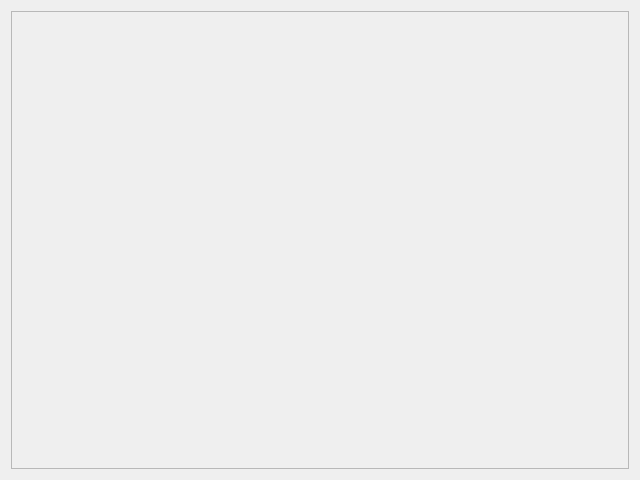
First picture: the form in gui_for_create_secad/generaldata.ui, repository baseoleph/secad, before the edit.
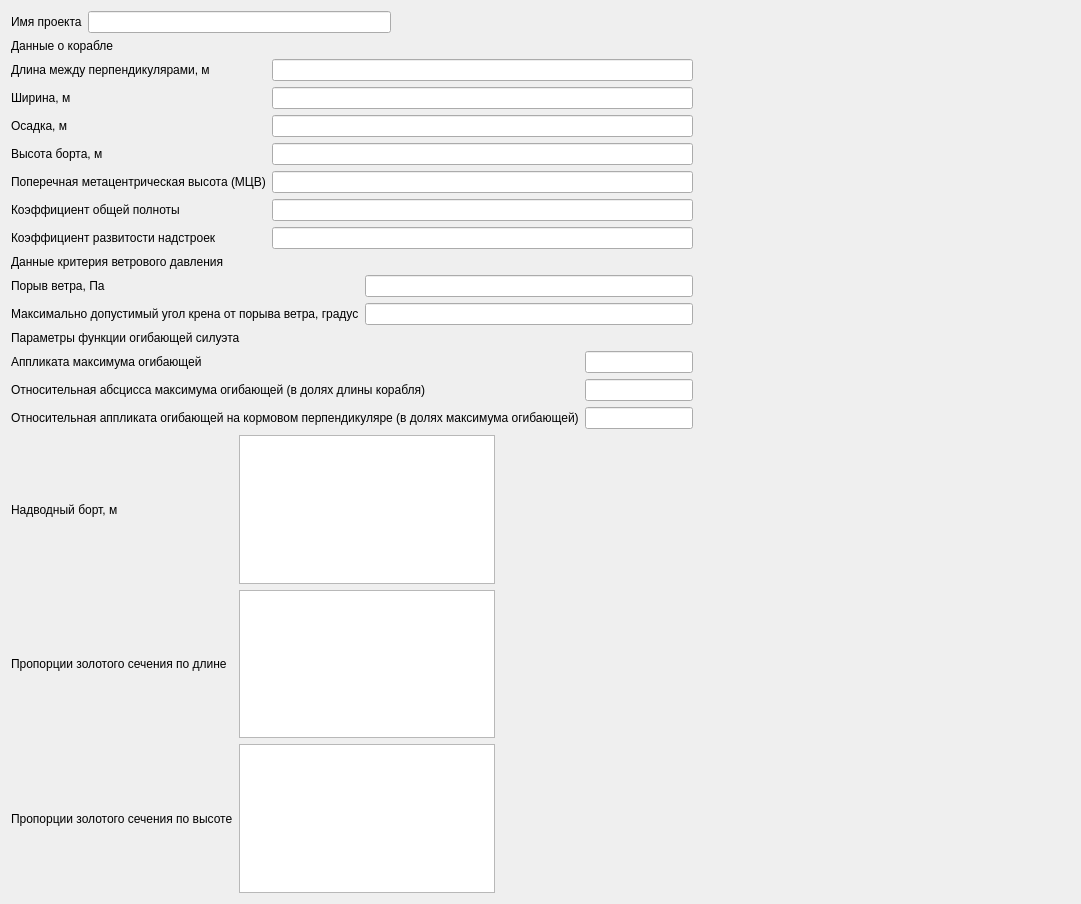
Second picture: the form after the edit.

Commit message: generaldata filled

The edit to the form file:
```diff
--- a/gui_for_create_secad/generaldata.ui
+++ b/gui_for_create_secad/generaldata.ui
@@ -6,30 +6,360 @@
    <rect>
     <x>0</x>
     <y>0</y>
-    <width>640</width>
-    <height>480</height>
+    <width>1081</width>
+    <height>904</height>
    </rect>
   </property>
   <property name="windowTitle">
    <string>Form</string>
   </property>
   <layout class="QGridLayout" name="gridLayout">
+   <item row="7" column="0">
+    <layout class="QGridLayout" name="gridLayout_2">
+     <item row="2" column="2">
+      <spacer name="horizontalSpacer_4">
+       <property name="orientation">
+        <enum>Qt::Horizontal</enum>
+       </property>
+       <property name="sizeHint" stdset="0">
+        <size>
+         <width>40</width>
+         <height>20</height>
+        </size>
+       </property>
+      </spacer>
+     </item>
+     <item row="1" column="2">
+      <spacer name="horizontalSpacer_3">
+       <property name="orientation">
+        <enum>Qt::Horizontal</enum>
+       </property>
+       <property name="sizeHint" stdset="0">
+        <size>
+         <width>40</width>
+         <height>20</height>
+        </size>
+       </property>
+      </spacer>
+     </item>
+     <item row="1" column="0">
+      <widget class="QLabel" name="label_18">
+       <property name="text">
+        <string>Пропорции золотого сечения по длине</string>
+       </property>
+      </widget>
+     </item>
+     <item row="2" column="0">
+      <widget class="QLabel" name="label_19">
+       <property name="text">
+        <string>Пропорции золотого сечения по высоте</string>
+       </property>
+      </widget>
+     </item>
+     <item row="0" column="0">
+      <widget class="QLabel" name="label_17">
+       <property name="text">
+        <string>Надводный борт, м</string>
+       </property>
+      </widget>
+     </item>
+     <item row="0" column="2">
+      <spacer name="horizontalSpacer_5">
+       <property name="orientation">
+        <enum>Qt::Horizontal</enum>
+       </property>
+       <property name="sizeHint" stdset="0">
+        <size>
+         <width>40</width>
+         <height>20</height>
+        </size>
+       </property>
+      </spacer>
+     </item>
+     <item row="0" column="1">
+      <widget class="QListView" name="listView"/>
+     </item>
+     <item row="1" column="1">
+      <widget class="QListView" name="listView_2"/>
+     </item>
+     <item row="2" column="1">
+      <widget class="QListView" name="listView_3"/>
+     </item>
+    </layout>
+   </item>
+   <item row="8" column="0">
+    <spacer name="verticalSpacer">
+     <property name="orientation">
+      <enum>Qt::Vertical</enum>
+     </property>
+     <property name="sizeHint" stdset="0">
+      <size>
+       <width>20</width>
+       <height>40</height>
+      </size>
+     </property>
+    </spacer>
+   </item>
+   <item row="3" column="0">
+    <widget class="QLabel" name="label_10">
+     <property name="text">
+      <string>Данные критерия ветрового давления</string>
+     </property>
+    </widget>
+   </item>
+   <item row="6" column="0">
+    <layout class="QFormLayout" name="formLayout_4">
+     <item row="0" column="0">
+      <widget class="QLabel" name="label_14">
+       <property name="text">
+        <string>Аппликата максимума огибающей</string>
+       </property>
+      </widget>
+     </item>
+     <item row="0" column="1">
+      <widget class="QLineEdit" name="lineEdit_11"/>
+     </item>
+     <item row="1" column="0">
+      <widget class="QLabel" name="label_15">
+       <property name="text">
+        <string>Относительная абсцисса максимума огибающей (в долях длины корабля)</string>
+       </property>
+      </widget>
+     </item>
+     <item row="1" column="1">
+      <widget class="QLineEdit" name="lineEdit_12"/>
+     </item>
+     <item row="2" column="0">
+      <widget class="QLabel" name="label_16">
+       <property name="text">
+        <string>Относительная аппликата огибающей на кормовом перпендикуляре (в долях максимума огибающей)</string>
+       </property>
+      </widget>
+     </item>
+     <item row="2" column="1">
+      <widget class="QLineEdit" name="lineEdit_13"/>
+     </item>
+    </layout>
+   </item>
+   <item row="1" column="0">
+    <widget class="QLabel" name="label_9">
+     <property name="text">
+      <string>Данные о корабле</string>
+     </property>
+    </widget>
+   </item>
+   <item row="2" column="1">
+    <spacer name="horizontalSpacer">
+     <property name="orientation">
+      <enum>Qt::Horizontal</enum>
+     </property>
+     <property name="sizeHint" stdset="0">
+      <size>
+       <width>40</width>
+       <height>20</height>
+      </size>
+     </property>
+    </spacer>
+   </item>
+   <item row="4" column="0">
+    <layout class="QFormLayout" name="formLayout_3">
+     <item row="0" column="0">
+      <widget class="QLabel" name="label_11">
+       <property name="text">
+        <string>Порыв ветра, Па</string>
+       </property>
+      </widget>
+     </item>
+     <item row="0" column="1">
+      <widget class="QLineEdit" name="lineEdit_9"/>
+     </item>
+     <item row="1" column="0">
+      <widget class="QLabel" name="label_12">
+       <property name="text">
+        <string>Максимально допустимый угол крена от порыва ветра, градус</string>
+       </property>
+      </widget>
+     </item>
+     <item row="1" column="1">
+      <widget class="QLineEdit" name="lineEdit_10"/>
+     </item>
+    </layout>
+   </item>
+   <item row="5" column="0">
+    <widget class="QLabel" name="label_13">
+     <property name="text">
+      <string>Параметры функции огибающей силуэта</string>
+     </property>
+    </widget>
+   </item>
    <item row="0" column="0">
-    <widget class="QScrollArea" name="scrollArea">
-     <property name="widgetResizable">
-      <bool>true</bool>
-     </property>
-     <widget class="QWidget" name="scrollAreaWidgetContents">
-      <property name="geometry">
-       <rect>
-        <x>0</x>
-        <y>0</y>
-        <width>620</width>
-        <height>460</height>
-       </rect>
-      </property>
-     </widget>
-    </widget>
+    <layout class="QHBoxLayout" name="horizontalLayout">
+     <item>
+      <widget class="QLabel" name="label">
+       <property name="sizePolicy">
+        <sizepolicy hsizetype="Fixed" vsizetype="Preferred">
+         <horstretch>0</horstretch>
+         <verstretch>0</verstretch>
+        </sizepolicy>
+       </property>
+       <property name="text">
+        <string>Имя проекта</string>
+       </property>
+      </widget>
+     </item>
+     <item>
+      <widget class="QLineEdit" name="lineEdit">
+       <property name="sizePolicy">
+        <sizepolicy hsizetype="Expanding" vsizetype="Fixed">
+         <horstretch>0</horstretch>
+         <verstretch>0</verstretch>
+        </sizepolicy>
+       </property>
+       <property name="inputMask">
+        <string/>
+       </property>
+       <property name="text">
+        <string/>
+       </property>
+      </widget>
+     </item>
+     <item>
+      <spacer name="horizontalSpacer_2">
+       <property name="orientation">
+        <enum>Qt::Horizontal</enum>
+       </property>
+       <property name="sizeHint" stdset="0">
+        <size>
+         <width>40</width>
+         <height>20</height>
+        </size>
+       </property>
+      </spacer>
+     </item>
+    </layout>
+   </item>
+   <item row="2" column="0">
+    <layout class="QFormLayout" name="formLayout">
+     <item row="0" column="0">
+      <widget class="QLabel" name="label_2">
+       <property name="text">
+        <string>Длина между перпендикулярами, м</string>
+       </property>
+      </widget>
+     </item>
+     <item row="0" column="1">
+      <widget class="QLineEdit" name="lineEdit_2">
+       <property name="sizePolicy">
+        <sizepolicy hsizetype="Minimum" vsizetype="Fixed">
+         <horstretch>0</horstretch>
+         <verstretch>0</verstretch>
+        </sizepolicy>
+       </property>
+      </widget>
+     </item>
+     <item row="1" column="0">
+      <widget class="QLabel" name="label_3">
+       <property name="text">
+        <string>Ширина, м</string>
+       </property>
+      </widget>
+     </item>
+     <item row="1" column="1">
+      <widget class="QLineEdit" name="lineEdit_3">
+       <property name="sizePolicy">
+        <sizepolicy hsizetype="Expanding" vsizetype="Fixed">
+         <horstretch>0</horstretch>
+         <verstretch>0</verstretch>
+        </sizepolicy>
+       </property>
+      </widget>
+     </item>
+     <item row="2" column="0">
+      <widget class="QLabel" name="label_4">
+       <property name="text">
+        <string>Осадка, м</string>
+       </property>
+      </widget>
+     </item>
+     <item row="2" column="1">
+      <widget class="QLineEdit" name="lineEdit_4">
+       <property name="sizePolicy">
+        <sizepolicy hsizetype="Expanding" vsizetype="Fixed">
+         <horstretch>0</horstretch>
+         <verstretch>0</verstretch>
+        </sizepolicy>
+       </property>
+      </widget>
+     </item>
+     <item row="3" column="0">
+      <widget class="QLabel" name="label_6">
+       <property name="text">
+        <string>Высота борта, м</string>
+       </property>
+      </widget>
+     </item>
+     <item row="3" column="1">
+      <widget class="QLineEdit" name="lineEdit_6">
+       <property name="sizePolicy">
+        <sizepolicy hsizetype="Expanding" vsizetype="Fixed">
+         <horstretch>0</horstretch>
+         <verstretch>0</verstretch>
+        </sizepolicy>
+       </property>
+      </widget>
+     </item>
+     <item row="4" column="0">
+      <widget class="QLabel" name="label_8">
+       <property name="text">
+        <string>Поперечная метацентрическая высота (МЦВ)</string>
+       </property>
+      </widget>
+     </item>
+     <item row="4" column="1">
+      <widget class="QLineEdit" name="lineEdit_8">
+       <property name="sizePolicy">
+        <sizepolicy hsizetype="Expanding" vsizetype="Fixed">
+         <horstretch>0</horstretch>
+         <verstretch>0</verstretch>
+        </sizepolicy>
+       </property>
+      </widget>
+     </item>
+     <item row="5" column="0">
+      <widget class="QLabel" name="label_5">
+       <property name="text">
+        <string>Коэффициент общей полноты</string>
+       </property>
+      </widget>
+     </item>
+     <item row="5" column="1">
+      <widget class="QLineEdit" name="lineEdit_5">
+       <property name="sizePolicy">
+        <sizepolicy hsizetype="Expanding" vsizetype="Fixed">
+         <horstretch>0</horstretch>
+         <verstretch>0</verstretch>
+        </sizepolicy>
+       </property>
+      </widget>
+     </item>
+     <item row="6" column="0">
+      <widget class="QLabel" name="label_7">
+       <property name="text">
+        <string>Коэффициент развитости надстроек</string>
+       </property>
+      </widget>
+     </item>
+     <item row="6" column="1">
+      <widget class="QLineEdit" name="lineEdit_7">
+       <property name="sizePolicy">
+        <sizepolicy hsizetype="Expanding" vsizetype="Fixed">
+         <horstretch>0</horstretch>
+         <verstretch>0</verstretch>
+        </sizepolicy>
+       </property>
+      </widget>
+     </item>
+    </layout>
    </item>
   </layout>
  </widget>
```
